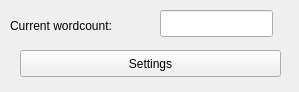
circlingthesun/Wordcount, file wclient/main.ui: the form before one commit.
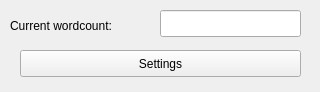
The form after the commit.

Patch:
```diff
--- a/wclient/main.ui
+++ b/wclient/main.ui
@@ -6,7 +6,7 @@
    <rect>
     <x>0</x>
     <y>0</y>
-    <width>299</width>
+    <width>320</width>
     <height>92</height>
    </rect>
   </property>
@@ -31,7 +31,7 @@
     <rect>
      <x>160</x>
      <y>10</y>
-     <width>113</width>
+     <width>141</width>
      <height>27</height>
     </rect>
    </property>
@@ -44,7 +44,7 @@
     <rect>
      <x>20</x>
      <y>50</y>
-     <width>261</width>
+     <width>281</width>
      <height>27</height>
     </rect>
    </property>
```
